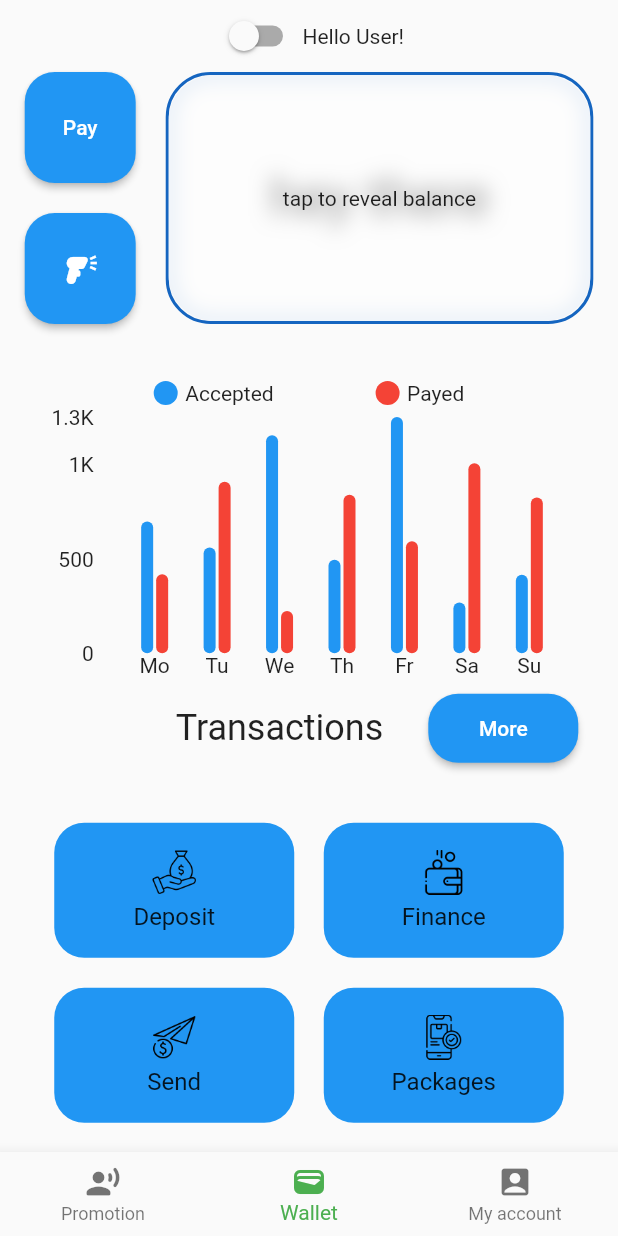
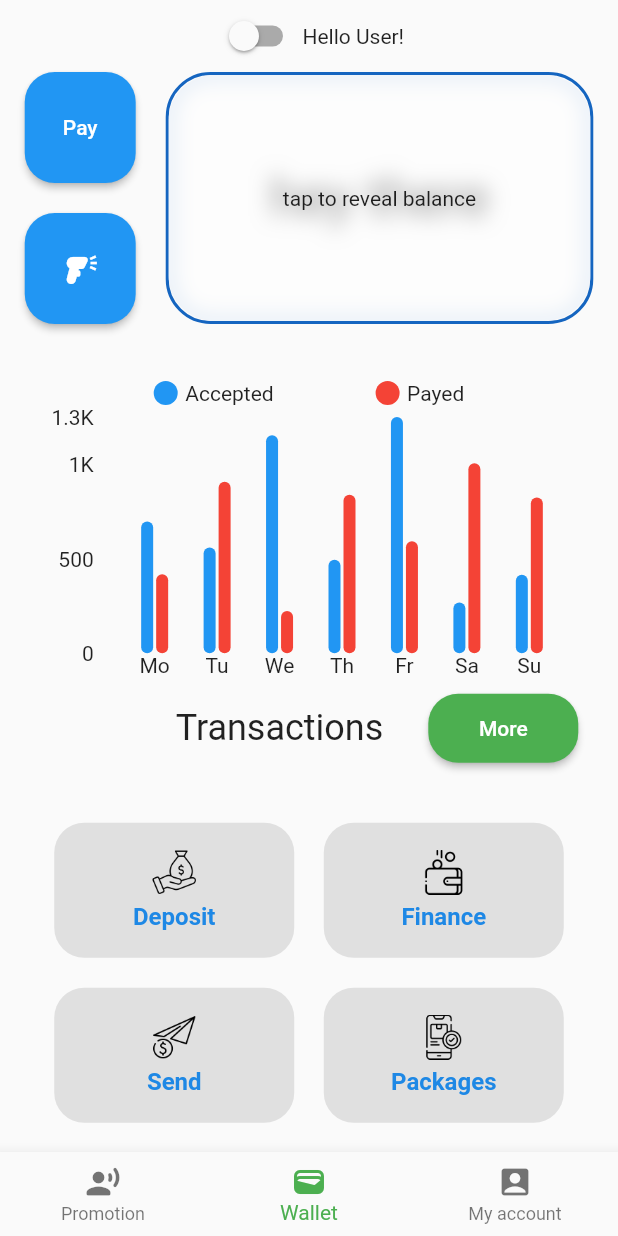
Before and after one commit to sami-bre/telebirr_mock, a Flutter app: the screen it shows after launch, on a phone screen of 412 x 824 dp. Run offline on Flutter 3.47's test engine with Material 2 defaults, Android fonts, the phone set to English and light mode, and no system bars; drawn by our look-alikes of blur, fl_chart; our stand-ins replace get.

Commit message:
adjusted the colors for both the light and dark modes on all widgets of the home page

```diff
--- a/lib/ui/home.dart
+++ b/lib/ui/home.dart
@@ -226,7 +226,8 @@ class _WalletScreenState extends State<WalletScreen> {
             color: Colors.transparent,
             child: Container(
               decoration: BoxDecoration(
-                  color: Colors.blue, borderRadius: BorderRadius.circular(20)),
+                  color: Colors.grey[300],
+                  borderRadius: BorderRadius.circular(20)),
               child: Column(
                 mainAxisAlignment: MainAxisAlignment.center,
                 children: [
@@ -238,7 +239,8 @@ class _WalletScreenState extends State<WalletScreen> {
                   const SizedBox(height: 5),
                   Text(
                     label,
-                    style: Theme.of(context).textTheme.titleMedium,
+                    style: Theme.of(context).textTheme.titleMedium!.copyWith(
+                        color: Colors.blue[600], fontWeight: FontWeight.w600),
                     textAlign: TextAlign.center,
                   )
                 ],
@@ -350,6 +352,7 @@ class _WalletScreenState extends State<WalletScreen> {
                 height: 46,
                 child: ElevatedButton(
                   style: ButtonStyle(
+                    backgroundColor: MaterialStateProperty.all(Colors.green),
                     shape: MaterialStateProperty.all(
                       RoundedRectangleBorder(
                         borderRadius: BorderRadius.circular(20),
@@ -384,6 +387,7 @@ class _WalletScreenState extends State<WalletScreen> {
                 width: 74,
                 child: ElevatedButton(
                   style: ButtonStyle(
+                    backgroundColor: MaterialStateProperty.all(Colors.blue),
                     shape: MaterialStateProperty.all(
                       RoundedRectangleBorder(
                         borderRadius: BorderRadius.circular(20),
@@ -403,6 +407,7 @@ class _WalletScreenState extends State<WalletScreen> {
                 width: 74,
                 child: ElevatedButton(
                   style: ButtonStyle(
+                    backgroundColor: MaterialStateProperty.all(Colors.blue),
                     shape: MaterialStateProperty.all(
                       RoundedRectangleBorder(
                         borderRadius: BorderRadius.circular(20),
```
